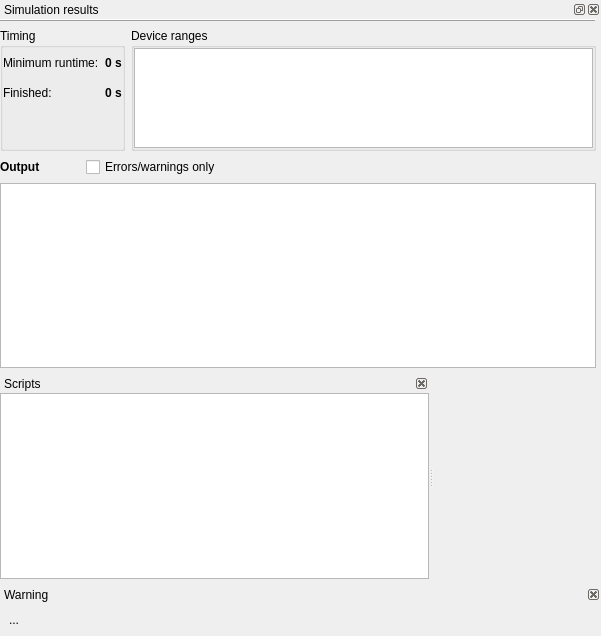
The window that lib/nicos/clients/gui/panels/editor.ui (mlz-ictrl/nicos) describes before a commit, drawn with Qt 5.
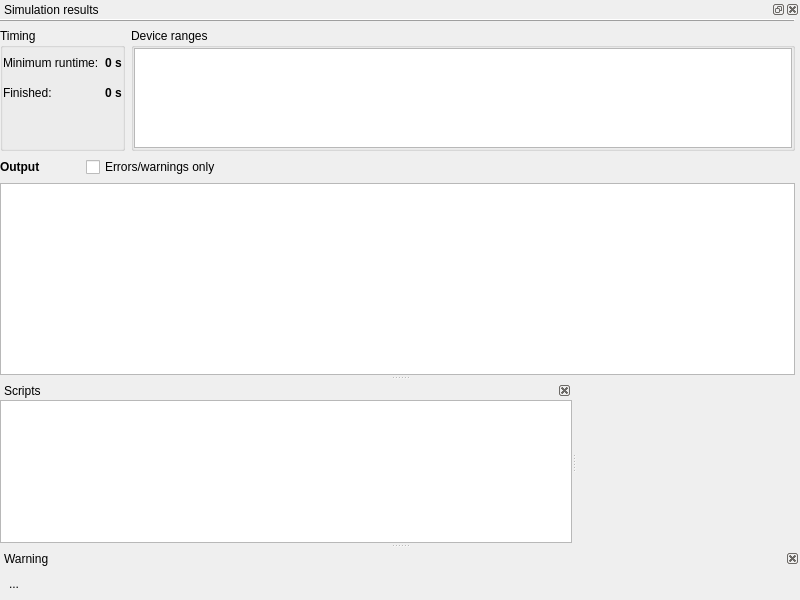
The same window after the commit. The open tabs and pages were chosen to show the change. Icons and pictures are not drawn. Custom widgets are drawn as their Qt base class.

Commit message:
gui editor panel: inherit from QMainWindow to make dock widgets fully functional
If not in a QMainWindow (regardless whether the window is actually a main window), the dock widgets cannot be resized.

Fixes: #1031

The edit to the form file:
```diff
--- a/lib/nicos/clients/gui/panels/editor.ui
+++ b/lib/nicos/clients/gui/panels/editor.ui
@@ -1,20 +1,61 @@
 <?xml version="1.0" encoding="UTF-8"?>
 <ui version="4.0">
- <class>UserEditor</class>
- <widget class="QWidget" name="UserEditor">
+ <class>MainWindow</class>
+ <widget class="QMainWindow" name="MainWindow">
   <property name="geometry">
    <rect>
     <x>0</x>
     <y>0</y>
-    <width>601</width>
-    <height>636</height>
+    <width>800</width>
+    <height>600</height>
    </rect>
   </property>
-  <layout class="QVBoxLayout" name="verticalLayout_3">
+  <property name="windowTitle">
+   <string/>
+  </property>
+  <widget class="QWidget" name="centralwidget">
+   <layout class="QHBoxLayout" name="horizontalLayout_4">
    <property name="margin">
     <number>0</number>
    </property>
    <item>
+     <widget class="QSplitter" name="splitter">
+      <property name="orientation">
+       <enum>Qt::Horizontal</enum>
+      </property>
+      <widget class="QDockWidget" name="scriptsPane">
+       <property name="features">
+        <set>QDockWidget::DockWidgetClosable|QDockWidget::DockWidgetMovable</set>
+       </property>
+       <property name="allowedAreas">
+        <set>Qt::LeftDockWidgetArea</set>
+       </property>
+       <property name="windowTitle">
+        <string>Scripts</string>
+       </property>
+       <widget class="QWidget" name="dockWidgetContents">
+        <layout class="QVBoxLayout" name="verticalLayout_4">
+         <property name="margin">
+          <number>0</number>
+         </property>
+         <item>
+          <widget class="QTreeView" name="fileTree"/>
+         </item>
+        </layout>
+       </widget>
+      </widget>
+      <widget class="QFrame" name="mainFrame">
+       <property name="frameShape">
+        <enum>QFrame::NoFrame</enum>
+       </property>
+       <property name="frameShadow">
+        <enum>QFrame::Raised</enum>
+       </property>
+      </widget>
+     </widget>
+    </item>
+   </layout>
+  </widget>
     <widget class="QDockWidget" name="simPane">
      <property name="floating">
       <bool>false</bool>
@@ -22,8 +63,11 @@
      <property name="windowTitle">
       <string>Simulation results</string>
      </property>
-     <widget class="QWidget" name="dockWidgetContents_2">
-      <layout class="QVBoxLayout" name="verticalLayout_6">
+   <attribute name="dockWidgetArea">
+    <number>4</number>
+   </attribute>
+   <widget class="QWidget" name="dockWidgetContents_3">
+    <layout class="QVBoxLayout" name="verticalLayout">
        <property name="leftMargin">
         <number>0</number>
        </property>
@@ -37,7 +81,7 @@
         <number>0</number>
        </property>
        <item>
-        <widget class="QFrame" name="frame_4">
+      <widget class="QFrame" name="frame_5">
          <property name="frameShape">
           <enum>QFrame::HLine</enum>
          </property>
@@ -47,7 +91,7 @@
         </widget>
        </item>
        <item>
-        <layout class="QGridLayout" name="gridLayout_3">
+      <layout class="QGridLayout" name="gridLayout_4">
          <item row="0" column="0">
           <widget class="QGroupBox" name="groupBox_5">
            <property name="title">
@@ -195,9 +239,9 @@
         </layout>
        </item>
        <item>
-        <layout class="QVBoxLayout" name="verticalLayout_2">
+      <layout class="QVBoxLayout" name="verticalLayout_3">
          <item>
-          <layout class="QHBoxLayout" name="horizontalLayout">
+        <layout class="QHBoxLayout" name="horizontalLayout_5">
            <item>
             <widget class="QLabel" name="label">
              <property name="font">
@@ -313,44 +357,6 @@
       </layout>
      </widget>
     </widget>
-   </item>
-   <item>
-    <widget class="QSplitter" name="splitter">
-     <property name="orientation">
-      <enum>Qt::Horizontal</enum>
-     </property>
-     <widget class="QDockWidget" name="scriptsPane">
-      <property name="features">
-       <set>QDockWidget::DockWidgetClosable|QDockWidget::DockWidgetMovable</set>
-      </property>
-      <property name="allowedAreas">
-       <set>Qt::LeftDockWidgetArea</set>
-      </property>
-      <property name="windowTitle">
-       <string>Scripts</string>
-      </property>
-      <widget class="QWidget" name="dockWidgetContents">
-       <layout class="QVBoxLayout" name="verticalLayout_4">
-        <property name="margin">
-         <number>0</number>
-        </property>
-        <item>
-         <widget class="QTreeView" name="fileTree"/>
-        </item>
-       </layout>
-      </widget>
-     </widget>
-     <widget class="QFrame" name="mainFrame">
-      <property name="frameShape">
-       <enum>QFrame::NoFrame</enum>
-      </property>
-      <property name="frameShadow">
-       <enum>QFrame::Raised</enum>
-      </property>
-     </widget>
-    </widget>
-   </item>
-   <item>
     <widget class="QDockWidget" name="warnWidget">
      <property name="palette">
       <palette>
@@ -447,13 +453,16 @@
       <bool>false</bool>
      </property>
      <property name="features">
-      <set>QDockWidget::DockWidgetClosable|QDockWidget::DockWidgetMovable</set>
+    <set>QDockWidget::DockWidgetClosable</set>
      </property>
      <property name="windowTitle">
       <string>Warning</string>
      </property>
-     <widget class="QWidget" name="dockWidgetContents_3">
-      <layout class="QVBoxLayout" name="verticalLayout">
+   <attribute name="dockWidgetArea">
+    <number>8</number>
+   </attribute>
+   <widget class="QWidget" name="dockWidgetContents_4">
+    <layout class="QVBoxLayout" name="verticalLayout_5">
        <item>
         <widget class="QLabel" name="warnText">
          <property name="text">
@@ -467,8 +476,6 @@
       </layout>
      </widget>
     </widget>
-   </item>
-  </layout>
   <action name="actionOpen">
    <property name="icon">
     <iconset resource="../../../../../resources/nicos-gui.qrc">
```
Left out of the diff: 34 changed lines with no effect on the pictures. Lines whose indentation alone changed are shown as unchanged. The commit also changes 1 other file.
